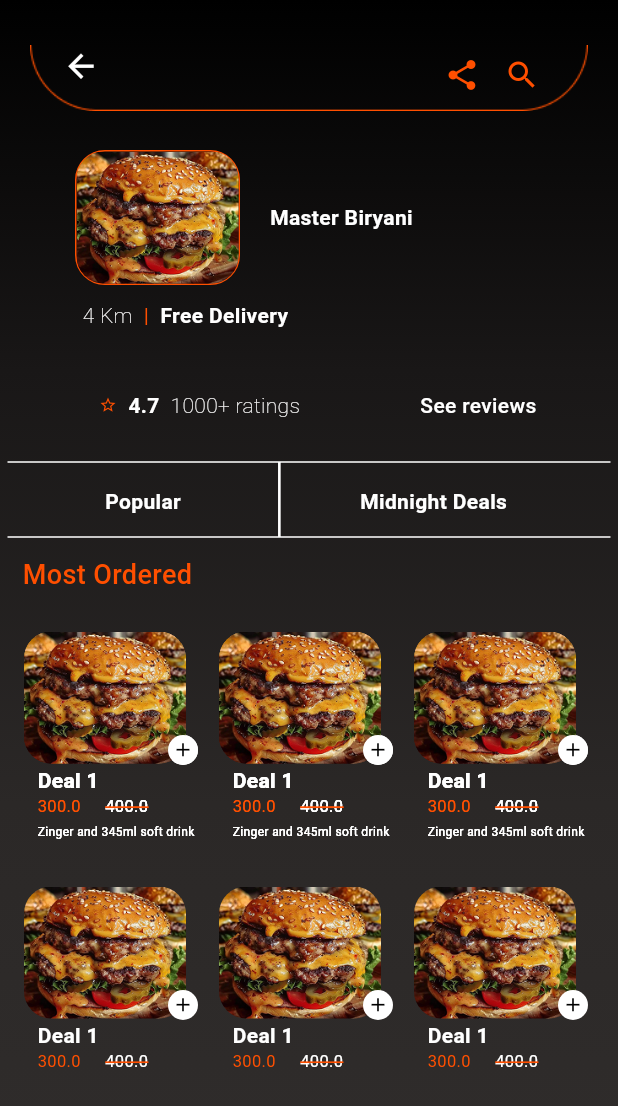
After one commit to AbdullahUsman07/Flutter-Internship, a Flutter app: the OrderPage screen opened directly, on a phone screen of 412 x 824 dp. The commit adds this screen. Shown: the top 1106 px of the screen. Run offline on Flutter 3.47's test engine with Material 3 defaults, Android fonts, the phone set to English and light mode, and no system bars; our stand-ins replace google_fonts.

Commit message:
feat: order page added

```diff
--- a/day_3/lib/pages/cart_page.dart
+++ b/day_3/lib/pages/cart_page.dart
@@ -1,4 +1,5 @@
-import 'package:day_3/pages/home_page.dart';
+
+import 'package:day_3/pages/order_page.dart';
 import 'package:day_3/widgets/theme_creator.dart';
 import 'package:flutter/material.dart';
 
@@ -64,7 +65,7 @@ class CartPage extends StatelessWidget {
                   ElevatedButton(
                     onPressed: () {
                       Navigator.pushReplacement(context,
-                      MaterialPageRoute(builder: (context) => HomePage()));
+                      MaterialPageRoute(builder: (context) => OrderPage()));
                     },
                     style: ElevatedButton.styleFrom(
                       backgroundColor: Color.fromRGBO(255, 79, 0, 1),
--- /dev/null
+++ b/day_3/lib/pages/order_page.dart
@@ -0,0 +1,347 @@
+import 'package:day_3/widgets/theme_creator.dart';
+import 'package:flutter/material.dart';
+
+class OrderPage extends StatefulWidget {
+  const OrderPage({super.key});
+
+  @override
+  State<OrderPage> createState() => _OrderPageState();
+}
+
+class _OrderPageState extends State<OrderPage> {
+  @override
+  Widget build(BuildContext context) {
+    return Scaffold(
+      body: Stack(
+        children: [
+          themeCreator(context),
+          Positioned(
+            top: 30,
+            right: 20,
+            left: 20,
+            child: Image.asset(
+              'assets/vectors/rectangle.png',
+              fit: BoxFit.cover,
+            ),
+          ),
+          Positioned(
+            top: 20,
+            left: 30,
+            child: IconButton(
+              onPressed: () {
+                Navigator.pop(context);
+              },
+              icon: Icon(Icons.arrow_back_sharp, color: Colors.white, size: 25),
+            ),
+          ),
+          Positioned(
+            top: 26,
+            right: 80,
+            child: IconButton(
+              onPressed: () {},
+              icon: Icon(
+                Icons.share_sharp,
+                color: Color.fromRGBO(255, 79, 0, 1),
+              ),
+            ),
+          ),
+          Positioned(
+            top: 26,
+            right: 40,
+            child: IconButton(
+              onPressed: () {},
+              icon: Icon(
+                Icons.search_sharp,
+                color: Color.fromRGBO(255, 79, 0, 1),
+              ),
+            ),
+          ),
+          Positioned(
+            top: 100,
+            left: 50,
+            child: itemImage('assets/images/burger.png'),
+          ),
+          Positioned(
+            top: 135,
+            left: 180,
+            child: Text(
+              'Master Biryani',
+              style: TextStyle(
+                color: Colors.white,
+                fontSize: 14,
+                fontWeight: FontWeight.w600,
+              ),
+            ),
+          ),
+          Positioned(top: 200, left: 55, child: distanceWidget()),
+          Positioned(top: 260, left: 66, child: ratingWidget()),
+          Positioned(
+            top: 300,
+            left: 5,
+            right: 5,
+            child: Divider(color: Colors.white, thickness: 1),
+          ),
+          Positioned(
+            top: 350,
+            left: 5,
+            right: 5,
+            child: Divider(color: Colors.white, thickness: 1),
+          ),
+          Positioned(
+            top: 288,
+            left: 180,
+            child: Text(
+              '|',
+              style: TextStyle(
+                color: Colors.white,
+                fontSize: 59,
+                fontWeight: FontWeight.w200,
+              ),
+            ),
+          ),
+          Positioned(
+            top: 324,
+            left: 70,
+            child: Text(
+              'Popular',
+              style: TextStyle(
+                color: Colors.white,
+                fontSize: 14,
+                fontWeight: FontWeight.w600,
+              ),
+            ),
+          ),
+          Positioned(
+            top: 324,
+            left: 240,
+            child: Text(
+              'Midnight Deals',
+              style: TextStyle(
+                color: Colors.white,
+                fontSize: 14,
+                fontWeight: FontWeight.w600,
+              ),
+            ),
+          ),
+          Positioned(
+            top: 370,
+            left: 15,
+            child: Text(
+              'Most Ordered',
+              style: TextStyle(
+                color: Color.fromRGBO(255, 79, 0, 1),
+                fontWeight: FontWeight.w500,
+                fontSize: 18,
+              ),
+            ),
+          ),
+          Positioned(
+            top: 420,
+            left: 15,
+            child: SingleChildScrollView(
+              scrollDirection: Axis.horizontal,
+              child: Row(
+                children: [
+                  MenuComponent(),
+                  const SizedBox(width: 10),
+                  MenuComponent(),
+                  const SizedBox(width: 10),
+                  MenuComponent(),
+                ],
+              ),
+            ),
+          ),
+          Positioned(
+            top: 590,
+            left: 15,
+            child: SingleChildScrollView(
+              scrollDirection: Axis.horizontal,
+              child: Row(
+                children: [
+                  MenuComponent(description: '',),
+                  const SizedBox(width: 10),
+                  MenuComponent(description: '',),
+                  const SizedBox(width: 10),
+                  MenuComponent(description: '',),
+                ],
+              ),
+            ),
+          ),
+          Positioned(
+            top: 420,
+            left: 15,
+            child: SingleChildScrollView(
+              scrollDirection: Axis.horizontal,
+              child: Row(
+                children: [
+                  MenuComponent(),
+                  const SizedBox(width: 10),
+                  MenuComponent(),
+                  const SizedBox(width: 10),
+                  MenuComponent(),
+                ],
+              ),
+            ),
+          ),
+        ],
+      ),
+    );
+  }
+
+  Row distanceWidget() {
+    return Row(
+      children: [
+        Text(
+          '4 Km',
+          style: TextStyle(color: Colors.white, fontWeight: FontWeight.w200),
+        ),
+        Text('  |', style: TextStyle(color: Color.fromRGBO(255, 79, 0, 1))),
+        Text(
+          '  Free Delivery',
+          style: TextStyle(color: Colors.white, fontWeight: FontWeight.w600),
+        ),
+      ],
+    );
+  }
+
+  Row ratingWidget() {
+    return Row(
+      children: [
+        Icon(
+          Icons.star_border_sharp,
+          size: 12,
+          color: Color.fromRGBO(255, 79, 0, 1),
+        ),
+        Text(
+          '  4.7',
+          style: TextStyle(color: Colors.white, fontWeight: FontWeight.w600),
+        ),
+        Text(
+          '  1000+ ratings',
+          style: TextStyle(color: Colors.white, fontWeight: FontWeight.w200),
+        ),
+        const SizedBox(width: 80),
+        Text(
+          'See reviews',
+          style: TextStyle(color: Colors.white, fontWeight: FontWeight.w500),
+        ),
+      ],
+    );
+  }
+}
+
+class MenuComponent extends StatelessWidget {
+  MenuComponent({
+    super.key,
+    this.enableborder = false,
+    this.price = 300,
+    this.oldprice = 400,
+    this.label = 'Deal 1',
+    this.imageUrl = 'assets/images/burger.png',
+    this.description = 'Zinger and 345ml soft drink',
+  });
+
+  bool enableborder;
+  final double price;
+  final double oldprice;
+  final String label;
+  final String imageUrl;
+  final String? description;
+
+  @override
+  Widget build(BuildContext context) {
+    return SizedBox(
+      height: 150,
+      width: 120,
+      child: Stack(
+        children: [
+          Container(
+            height: 90,
+            width: 110,
+            decoration: BoxDecoration(
+              borderRadius: BorderRadius.circular(20),
+              border: Border.all(
+                color: enableborder
+                    ? Color.fromRGBO(255, 79, 0, 1)
+                    : Colors.transparent,
+                width: 1,
+              ),
+            ),
+            child: ClipRRect(
+              borderRadius: BorderRadius.circular(18),
+              child: Image.asset(imageUrl, fit: BoxFit.cover),
+            ),
+          ),
+          Positioned(
+            bottom: 40,
+            left: 10,
+            child: Text(
+              label,
+              style: TextStyle(
+                color: Colors.white,
+                fontWeight: FontWeight.w600,
+              ),
+            ),
+          ),
+          Positioned(
+            bottom: 25,
+            left: 10,
+            child: Text(
+              price.toString(),
+              style: TextStyle(
+                color: Color.fromRGBO(255, 79, 0, 1),
+                fontSize: 11,
+              ),
+            ),
+          ),
+          Positioned(
+            bottom: 25,
+            left: 55,
+            child: Text(
+              oldprice.toString(),
+              style: TextStyle(
+                color: Colors.white,
+                decoration: TextDecoration.lineThrough,
+                decorationColor: Color.fromRGBO(255, 79, 0, 1),
+                decorationThickness: 2.0,
+                fontSize: 11,
+              ),
+            ),
+          ),
+          Positioned(
+            right: 3,
+            top: 70,
+            child: CircleAvatar(
+              radius: 10,
+              backgroundColor: Colors.white,
+              child: Icon(Icons.add, color: Colors.black, size: 15),
+            ),
+          ),
+          Positioned(
+            left: 10,
+            bottom: 10,
+            child: Text(
+              description ?? '',
+              style: TextStyle(color: Colors.white, fontSize: 8),
+            ),
+          ),
+        ],
+      ),
+    );
+  }
+}
+
+Widget itemImage(String imageUrl) {
+  return Container(
+    height: 90,
+    width: 110,
+    decoration: BoxDecoration(
+      borderRadius: BorderRadius.circular(20),
+      border: Border.all(color: Color.fromRGBO(255, 79, 0, 1), width: 1),
+    ),
+    child: ClipRRect(
+      borderRadius: BorderRadius.circular(18),
+      child: Image.asset(imageUrl, fit: BoxFit.cover),
+    ),
+  );
+}
```
